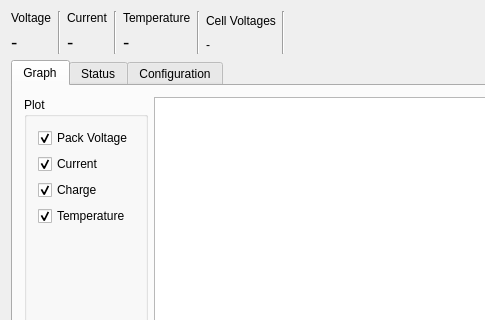
Before: the Qt Designer form mainwindow.ui in archnemesis/PowerBankMonitor, drawn with Qt 5; both pictures show x 0 to 485 and y 0 to 320 of the 954 by 611 pixel window.
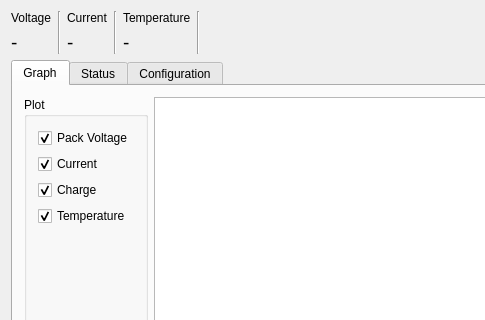
After: the same form once the commit is applied. Custom widgets are drawn as their Qt base class.

Commit message: Removed unused labels

```diff
--- a/mainwindow.ui
+++ b/mainwindow.ui
@@ -107,31 +107,6 @@
         </property>
        </widget>
       </item>
-      <item>
-       <layout class="QVBoxLayout" name="verticalLayout_8">
-        <item>
-         <widget class="QLabel" name="label">
-          <property name="text">
-           <string>Cell Voltages</string>
-          </property>
-         </widget>
-        </item>
-        <item>
-         <widget class="QLabel" name="lblCellVoltages">
-          <property name="text">
-           <string>-</string>
-          </property>
-         </widget>
-        </item>
-       </layout>
-      </item>
-      <item>
-       <widget class="Line" name="line">
-        <property name="orientation">
-         <enum>Qt::Vertical</enum>
-        </property>
-       </widget>
-      </item>
       <item>
        <spacer name="horizontalSpacer">
         <property name="orientation">
```
